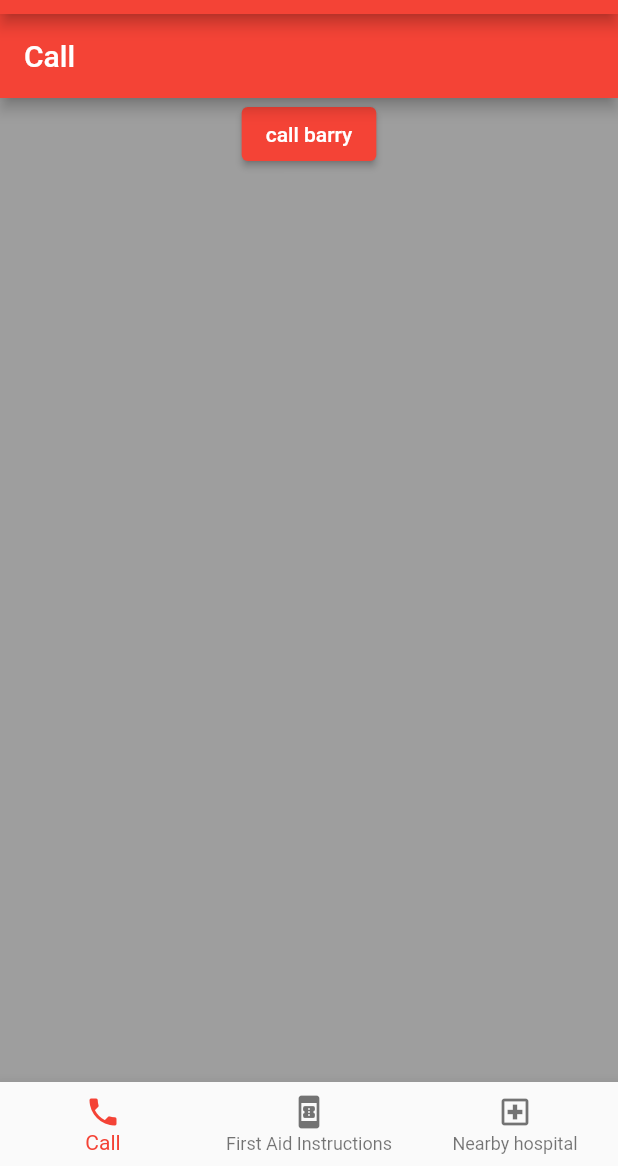
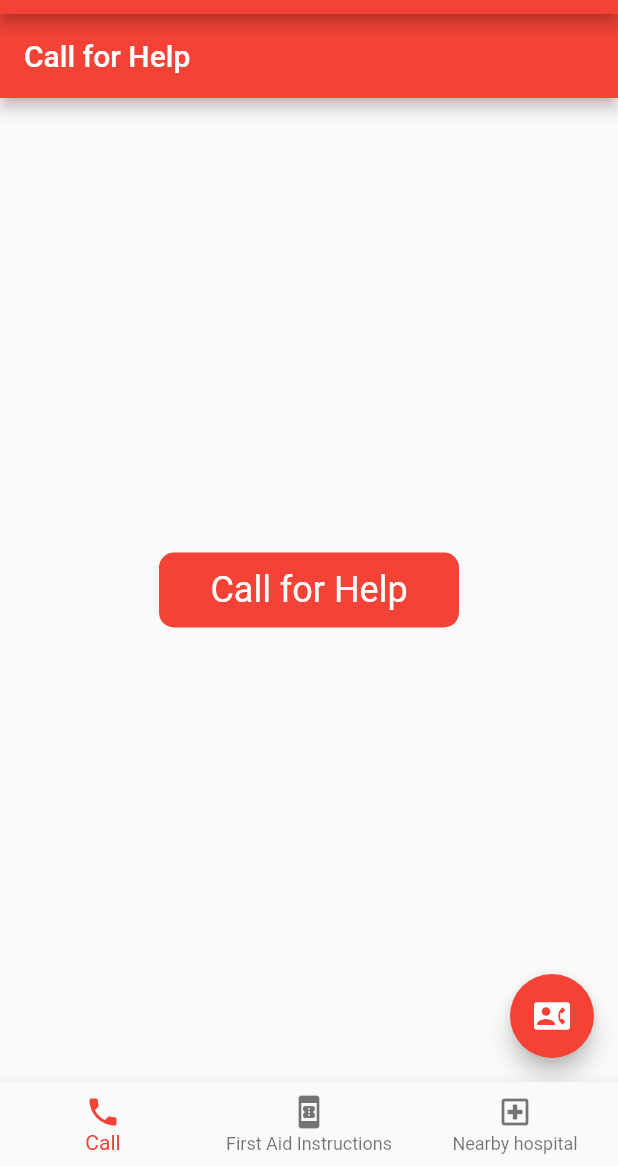
Before and after one commit to BojiSama/CS-2023-MedApp, a Flutter app: the screen it shows after launch, on a phone screen of 412 x 824 dp, the part 70-1236 px from its top. Run offline on Flutter 3.47's test engine with Material 2 defaults, Android fonts, the light colour scheme and no system bars.

Commit message:
Code for Call Help Page

```diff
--- a/med_app/lib/main.dart
+++ b/med_app/lib/main.dart
@@ -46,7 +46,7 @@ class Pages extends StatefulWidget {
 class _PagesState extends State<Pages> {
   int currentPage = 0;
   final screens = [
-    const CallHelp(),
+     CallHelp(),
     const FirstAid(),
     const Hospital(),
   ];
--- a/med_app/lib/pages/call_help.dart
+++ b/med_app/lib/pages/call_help.dart
@@ -1,35 +1,150 @@
 import 'package:flutter/material.dart';
-import 'package:url_launcher/url_launcher.dart';
-
-_makePhoneCall() async {
-  var url = Uri.parse("tel:+256782852579");
-  if (await (canLaunchUrl(url))) {
-    await launchUrl(url);
-  } else {
-    throw 'cannot call $url';
-  }
+class CallHelp extends StatefulWidget {
+  @override
+  _CallHelpState createState() => _CallHelpState();
 }
 
-class CallHelp extends StatelessWidget {
-  const CallHelp({super.key});
+class _CallHelpState extends State<CallHelp> {
+
+  List<Contact> _contacts = [
+    Contact(name: 'Nearest Hospital', phone: '111'),
+    Contact(name: 'General Emergency Hotline', phone: '911'),
+  ];
+
+  void _callForHelp() {
+    setState(() {
+    });
+
+    // Simulate a delay (e.g., network request)
+    Future.delayed(Duration(seconds: 2), () {
+      if (mounted) {
+        setState(() {
+        });
+        showDialog(
+          context: context,
+          builder: (context) {
+            return AlertDialog(
+              title: Text('Help is on the way!'),
+              content: Text('Your call for help has been sent.'),
+              actions: <Widget>[
+                TextButton(
+                  child: Text('OK'),
+                  onPressed: () {
+                    Navigator.of(context).pop();
+                  },
+                ),
+              ],
+            );
+          },
+        );
+      }
+    });
+  }
 
   @override
   Widget build(BuildContext context) {
     return Scaffold(
       appBar: AppBar(
-        title: const Text('Call'),
+        title: Text('Call for Help'),
       ),
-      backgroundColor: Colors.grey,
-      body: const Center(
-        child: Column(
-          children: [
-            ElevatedButton(
-              onPressed: _makePhoneCall,
-              child: Text('call barry'),
-            )
-          ],
+      body: Center(
+        child: GestureDetector(
+          onTap: _callForHelp,
+          child: Container(
+            width: 200,
+            height: 50,
+            decoration: BoxDecoration(
+              color: Colors.red,
+              borderRadius: BorderRadius.circular(10),
+            ),
+            child: Center(
+              child: Text(
+                'Call for Help',
+                style: TextStyle(color: Colors.white, fontSize: 24),
+              ),
+            ),
+          ),
         ),
+      ),
+      floatingActionButton: FloatingActionButton(
+        onPressed: () {
+          _showContacts();
+        },
+        child: Icon(Icons.contact_phone),
       ),
     );
   }
+
+  void _showContacts() {
+    showDialog(
+      context: context,
+      builder: (context) {
+        return AlertDialog(
+          title: Text('Emergency Contacts'),
+          content: ListView.builder(
+            itemCount: _contacts.length,
+            itemBuilder: (context, index) {
+              Contact contact = _contacts[index];
+              return ListTile(
+                title: Text(contact.name),
+                subtitle: Text(contact.phone),
+                onTap: () {
+                  // TODO: Call the contact
+                },
+              );
+            },
+          ),
+          actions: <Widget>[
+            TextButton(
+              child: Text('Close'),
+              onPressed: () {
+                Navigator.of(context).pop();
+              },
+            ),
+          ],
+        );
+      },
+    );
+  }
 }
+
+class Contact {
+  String name;
+  String phone;
+
+  Contact({required this.name, required this.phone});
+}// import 'package:flutter/material.dart';
+// import 'package:url_launcher/url_launcher.dart';
+
+// _makePhoneCall() async {
+//   var url = Uri.parse("tel:+256782852579");
+//   if (await (canLaunchUrl(url))) {
+//     await launchUrl(url);
+//   } else {
+//     throw 'cannot call $url';
+//   }
+// }
+
+// class CallHelp extends StatelessWidget {
+//   const CallHelp({super.key});
+
+//   @override
+//   Widget build(BuildContext context) {
+//     return Scaffold(
+//       appBar: AppBar(
+//         title: const Text('Call'),
+//       ),
+//       backgroundColor: Colors.grey,
+//       body: const Center(
+//         child: Column(
+//           children: [
+//             ElevatedButton(
+//               onPressed: _makePhoneCall,
+//               child: Text('call barry'),
+//             )
+//           ],
+//         ),
+//       ),
+//     );
+//   }
+// }
```
